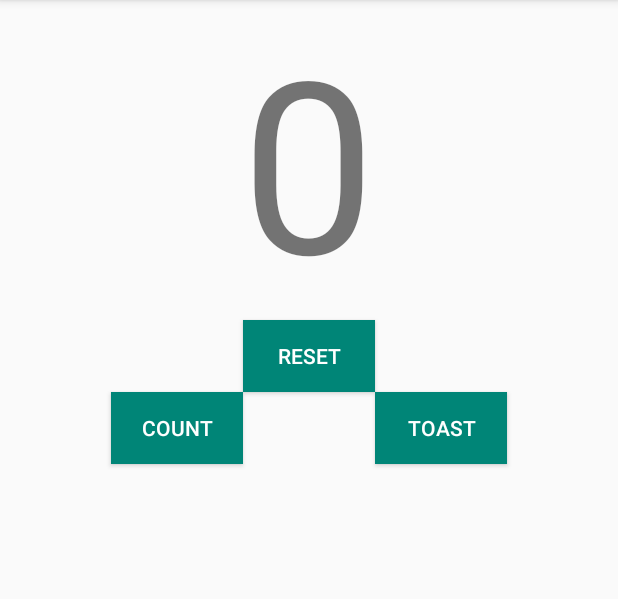
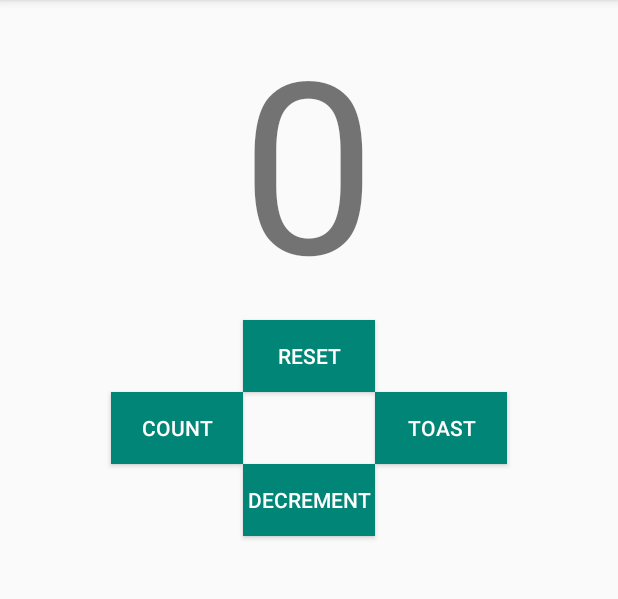
Before and after one commit to MuhammadAndykMaulana/Hello-App, an Android app: the screen it shows after launch (MainActivity), on a phone screen of 412 x 824 dp, the part 84-683 px from its top. Run offline under Robolectric (Android 15) with nearby library versions, the phone set to English and light mode, and no system bars.

```diff
--- a/app/src/main/AndroidManifest.xml
+++ b/app/src/main/AndroidManifest.xml
@@ -9,7 +9,8 @@
         android:roundIcon="@mipmap/ic_launcher_round"
         android:supportsRtl="true"
         android:theme="@style/AppTheme">
-        <activity android:name=".MainActivity">
+        <activity android:name=".MainActivity"
+            android:configChanges="orientation|screenSize">
             <intent-filter>
                 <action android:name="android.intent.action.MAIN" />
 
--- a/app/src/main/res/layout/activity_main.xml
+++ b/app/src/main/res/layout/activity_main.xml
@@ -70,6 +70,16 @@
         android:text="RESET"
         android:onClick="reset"
         android:textColor="@android:color/white" />
+    <Button
+        android:layout_width="wrap_content"
+        android:layout_height="wrap_content"
+        android:id="@+id/dec"
+        android:background="@color/colorPrimary"
+        android:layout_below="@id/button2"
+        android:layout_centerHorizontal="true"
+        android:text="Decrement"
+        android:onClick="Decrement"
+        android:textColor="@android:color/white"/>
     <!--android:layout_weight="1"-->
         <!--android:layout_marginStart="8dp"-->
         <!--android:layout_marginTop="8dp"-->
```
Also changed, not shown: app/src/main/java/com/example/hello/MainActivity.java (+22 -0 lines).
